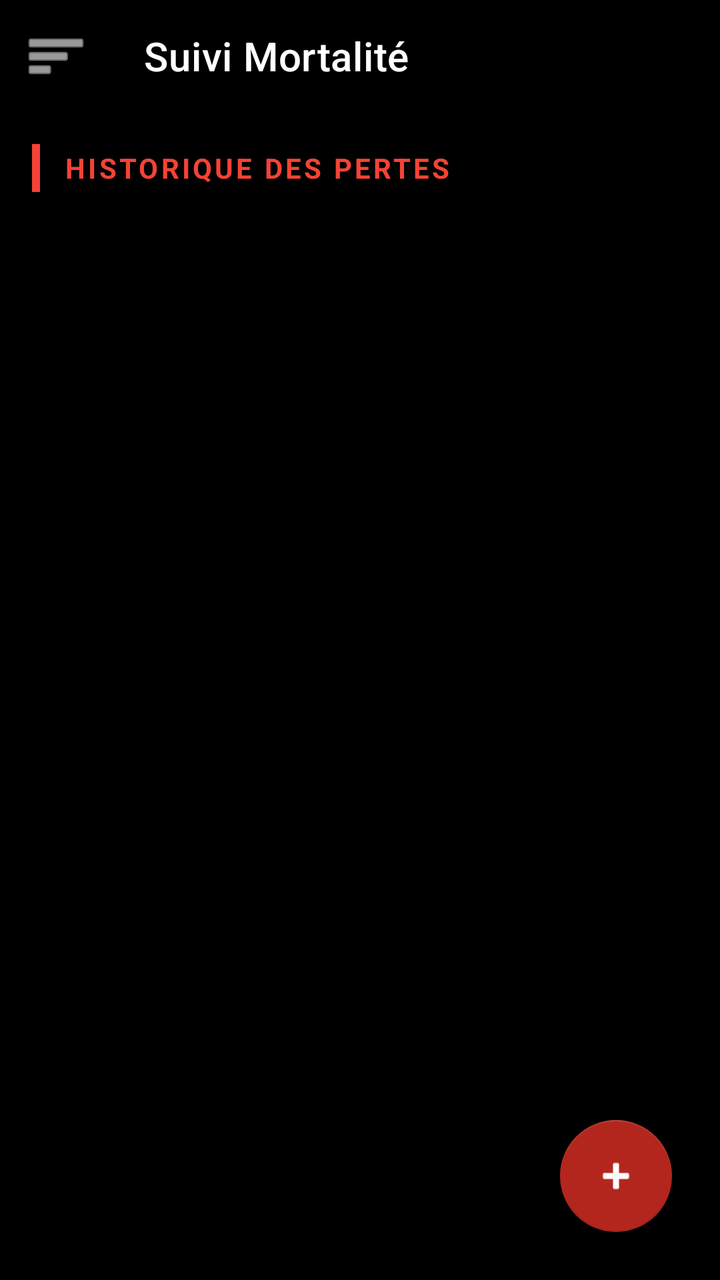
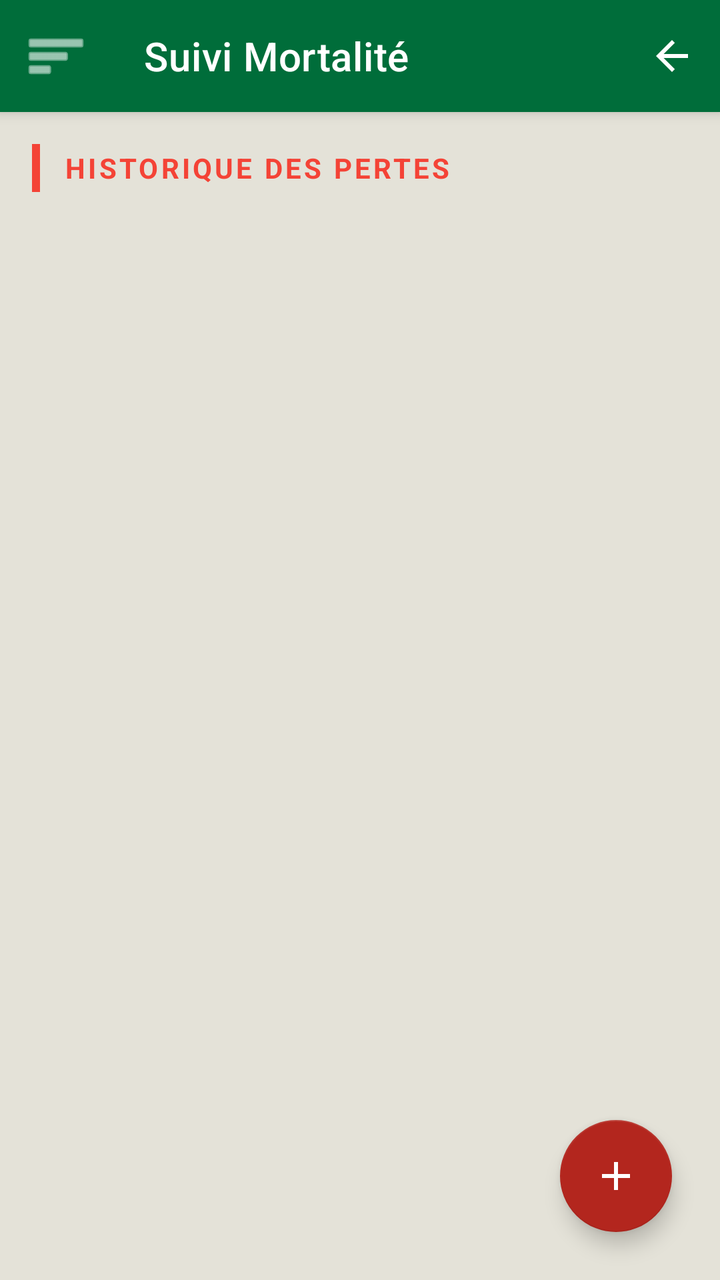

An Android layout rendered at two revisions. The XML below is the earlier revision; the diff shows what the commit changed to produce the second picture.
<!-- AndroidManifest.xml: application theme Theme.Poulailler_copilot -->
<!-- res/layout/activity_mortality.xml -->
<?xml version="1.0" encoding="utf-8"?>
<androidx.drawerlayout.widget.DrawerLayout xmlns:android="http://schemas.android.com/apk/res/android"
    xmlns:app="http://schemas.android.com/apk/res-auto"
    xmlns:tools="http://schemas.android.com/tools"
    android:id="@+id/drawerLayout"
    android:layout_width="match_parent"
    android:layout_height="match_parent"
    android:background="@color/black">

    <androidx.coordinatorlayout.widget.CoordinatorLayout
        android:layout_width="match_parent"
        android:layout_height="match_parent">

        <com.google.android.material.appbar.AppBarLayout
            android:layout_width="match_parent"
            android:layout_height="wrap_content"
            android:background="@color/black">
            <com.google.android.material.appbar.MaterialToolbar
                android:id="@+id/toolbar"
                android:layout_width="match_parent"
                android:layout_height="?attr/actionBarSize"
                app:title="Suivi Mortalité"
                app:titleTextColor="@color/white"
                app:navigationIcon="@android:drawable/ic_menu_sort_by_size"
                app:navigationIconTint="@color/white" />
        </com.google.android.material.appbar.AppBarLayout>

        <androidx.core.widget.NestedScrollView
            android:layout_width="match_parent"
            android:layout_height="match_parent"
            app:layout_behavior="@string/appbar_scrolling_view_behavior">

            <LinearLayout
                android:layout_width="match_parent"
                android:layout_height="wrap_content"
                android:orientation="vertical"
                android:padding="16dp">

                <LinearLayout
                    android:layout_width="match_parent"
                    android:layout_height="wrap_content"
                    android:orientation="horizontal"
                    android:gravity="center_vertical"
                    android:layout_marginBottom="16dp">
                    <View
                        android:layout_width="4dp"
                        android:layout_height="24dp"
                        android:background="#F44336" />
                    <TextView
                        android:layout_width="wrap_content"
                        android:layout_height="wrap_content"
                        android:text="HISTORIQUE DES PERTES"
                        android:textColor="#F44336"
                        android:textSize="14sp"
                        android:textStyle="bold"
                        android:layout_marginStart="12dp"
                        android:letterSpacing="0.1" />
                </LinearLayout>

                <androidx.recyclerview.widget.RecyclerView
                    android:id="@+id/rvMortalityHistory"
                    android:layout_width="match_parent"
                    android:layout_height="wrap_content"
                    android:nestedScrollingEnabled="false"
                    tools:listitem="@layout/item_mortality" />

                <com.google.android.material.button.MaterialButton
                    android:id="@+id/btnShowMore"
                    android:layout_width="wrap_content"
                    android:layout_height="wrap_content"
                    android:layout_gravity="center_horizontal"
                    android:text="Afficher plus"
                    android:textColor="#87CEEB"
                    style="@style/Widget.MaterialComponents.Button.TextButton"
                    android:visibility="gone" />

                <View
                    android:layout_width="match_parent"
                    android:layout_height="100dp" />

            </LinearLayout>
        </androidx.core.widget.NestedScrollView>

        <com.google.android.material.floatingactionbutton.FloatingActionButton
            android:id="@+id/fabAddMortality"
            android:layout_width="wrap_content"
            android:layout_height="wrap_content"
            android:layout_gravity="bottom|end"
            android:layout_margin="24dp"
            android:src="@android:drawable/ic_input_add"
            app:backgroundTint="@color/error"
            app:tint="@color/white"
            android:contentDescription="Signaler une mortalité" />

    </androidx.coordinatorlayout.widget.CoordinatorLayout>

    <com.google.android.material.navigation.NavigationView
        android:id="@+id/navigationView"
        android:layout_width="wrap_content"
        android:layout_height="match_parent"
        android:layout_gravity="start"
        android:background="@color/surface"
        app:headerLayout="@layout/nav_header"
        app:itemIconTint="@color/text_secondary"
        app:itemTextColor="@color/text_primary"
        app:menu="@menu/drawer_menu" />

</androidx.drawerlayout.widget.DrawerLayout>
<!-- res/layout/item_mortality.xml (included above) -->
<?xml version="1.0" encoding="utf-8"?>
<com.google.android.material.card.MaterialCardView xmlns:android="http://schemas.android.com/apk/res/android"
    xmlns:app="http://schemas.android.com/apk/res-auto"
    android:layout_width="match_parent"
    android:layout_height="wrap_content"
    android:layout_marginBottom="8dp"
    app:cardBackgroundColor="@color/surface"
    app:cardCornerRadius="8dp"
    app:strokeColor="@color/off_white"
    app:strokeWidth="1dp">

    <LinearLayout
        android:layout_width="match_parent"
        android:layout_height="wrap_content"
        android:orientation="horizontal"
        android:padding="12dp"
        android:gravity="center_vertical">

        <LinearLayout
            android:layout_width="0dp"
            android:layout_height="wrap_content"
            android:layout_weight="1"
            android:orientation="vertical">

            <TextView
                android:id="@+id/tvDate"
                android:layout_width="wrap_content"
                android:layout_height="wrap_content"
                android:textColor="@color/text_secondary"
                android:textSize="12sp"
                android:text="Date"/>

            <TextView
                android:id="@+id/tvCount"
                android:layout_width="wrap_content"
                android:layout_height="wrap_content"
                android:textColor="@color/text_primary"
                android:textSize="18sp"
                android:textStyle="bold"
                android:text="0 Poules"/>

            <TextView
                android:id="@+id/tvCause"
                android:layout_width="wrap_content"
                android:layout_height="wrap_content"
                android:textColor="#F44336"
                android:textSize="14sp"
                android:textStyle="italic"
                android:text="Cause"
                android:visibility="gone"/>
        </LinearLayout>

        <ImageView
            android:layout_width="24dp"
            android:layout_height="24dp"
            android:src="@drawable/ic_delete"
            app:tint="#F44336"
            android:contentDescription="Icône perte" />

    </LinearLayout>
</com.google.android.material.card.MaterialCardView>
<!-- res/layout/nav_header.xml (included above) -->
<?xml version="1.0" encoding="utf-8"?>
<LinearLayout xmlns:android="http://schemas.android.com/apk/res/android"
    xmlns:app="http://schemas.android.com/apk/res-auto"
    android:layout_width="match_parent"
    android:layout_height="wrap_content"
    android:background="@drawable/bg_nav_header"
    android:gravity="start"
    android:orientation="vertical"
    android:paddingHorizontal="20dp"
    android:paddingTop="28dp"
    android:paddingBottom="20dp">

    <com.google.android.material.card.MaterialCardView
        android:layout_width="72dp"
        android:layout_height="72dp"
        app:cardCornerRadius="36dp"
        app:cardElevation="4dp"
        app:strokeColor="@color/white"
        app:strokeWidth="2dp">

        <ImageView
            android:layout_width="match_parent"
            android:layout_height="match_parent"
            android:scaleType="centerCrop"
            android:src="@drawable/poule_pondeuse"
            android:contentDescription="@string/profile_picture_desc" />

    </com.google.android.material.card.MaterialCardView>

    <TextView
        android:id="@+id/tvUsername"
        android:layout_width="match_parent"
        android:layout_height="wrap_content"
        android:layout_marginTop="14dp"
        android:text="@string/default_username"
        android:textColor="@color/white"
        android:textSize="19sp"
        android:textStyle="bold" />

    <TextView
        android:id="@+id/tvFarmNameNav"
        android:layout_width="match_parent"
        android:layout_height="wrap_content"
        android:layout_marginTop="2dp"
        android:alpha="0.85"
        android:text="@string/default_farm_name_nav"
        android:textColor="@color/white"
        android:textSize="14sp" />

    <TextView
        android:id="@+id/tvUserRole"
        android:layout_width="wrap_content"
        android:layout_height="wrap_content"
        android:layout_marginTop="10dp"
        android:background="@drawable/bg_role_chip"
        android:paddingHorizontal="10dp"
        android:paddingVertical="3dp"
        android:text="@string/role_label"
        android:textColor="@color/primary_variant"
        android:textSize="11sp"
        android:textStyle="bold" />

    <TextView
        android:id="@+id/tvAppVersion"
        android:layout_width="wrap_content"
        android:layout_height="wrap_content"
        android:layout_marginTop="10dp"
        android:alpha="0.7"
        android:text="v1.0.0"
        android:textColor="@color/white"
        android:textSize="10sp" />
</LinearLayout>
<!-- resources referenced by this layout -->
<resources>
  <color name="black">#FF000000</color>
  <color name="error">#B3261E</color>
  <color name="off_white">#E4E2D8</color>
  <color name="primary_variant">#004D22</color>
  <color name="surface">#F3F1EA</color>
  <color name="text_primary">#1C1B1F</color>
  <color name="text_secondary">#49454F</color>
  <color name="white">#FFFFFFFF</color>
  <!-- drawable bg_nav_header (drawable) -->
  <?xml version="1.0" encoding="utf-8"?>
  <shape xmlns:android="http://schemas.android.com/apk/res/android">
      <gradient
          android:angle="135"
          android:startColor="@color/primary"
          android:endColor="@color/primary_variant" />
  </shape>
  <!-- drawable bg_role_chip (drawable) -->
  <?xml version="1.0" encoding="utf-8"?>
  <shape xmlns:android="http://schemas.android.com/apk/res/android">
      <solid android:color="@color/accent_amber" />
      <corners android:radius="12dp" />
  </shape>
  <!-- drawable ic_delete (drawable) -->
  <vector xmlns:android="http://schemas.android.com/apk/res/android"
      android:width="24dp"
      android:height="24dp"
      android:viewportWidth="24"
      android:viewportHeight="24">
      <path
          android:fillColor="#000000"
          android:pathData="M6,19c0,1.1 0.9,2 2,2h8c1.1,0 2,-0.9 2,-2V7H6V19z M19,4h-3.5l-1,-1h-5l-1,1H5v2h14V4z"/>
  </vector>
  <string name="default_farm_name_nav">Ma Ferme</string>
  <string name="default_username">Utilisateur</string>
  <string name="profile_picture_desc">Photo de profil</string>
  <string name="role_label">Rôle</string>
  <color name="primary">#006D3A</color>
  <color name="accent_amber">#FFB300</color>
  <color name="secondary">#43A047</color>
  <color name="secondary_variant">#2E7D32</color>
  <color name="background">@color/off_white</color>
  <style name="Widget.App.CardView" parent="Widget.MaterialComponents.CardView">
          <item name="cardElevation">2dp</item>
          <item name="cardCornerRadius">16dp</item>
          <item name="cardBackgroundColor">@color/surface</item>
          <item name="strokeWidth">0dp</item>
      </style>
  <style name="ShapeAppearance.App.LargeComponent" parent="ShapeAppearance.MaterialComponents.LargeComponent">
          <item name="cornerFamily">rounded</item>
          <item name="cornerSize">16dp</item>
      </style>
  <style name="ThemeOverlay.App.MaterialAlertDialog" parent="ThemeOverlay.MaterialComponents.MaterialAlertDialog">
          <item name="colorSurface">@color/surface</item>
          <item name="colorOnSurface">@color/text_primary</item>
          <item name="android:textColorPrimary">@color/text_primary</item>
      </style>
  <!-- unchanged entries left out for length: 2 -->
</resources>

<!-- the commit's change to res/layout/activity_mortality.xml (unified diff, before → after) -->
@@ -5,7 +5,7 @@
     android:id="@+id/drawerLayout"
     android:layout_width="match_parent"
     android:layout_height="match_parent"
-    android:background="@color/black">
+    >
 
     <androidx.coordinatorlayout.widget.CoordinatorLayout
         android:layout_width="match_parent"
@@ -14,7 +14,7 @@
         <com.google.android.material.appbar.AppBarLayout
             android:layout_width="match_parent"
             android:layout_height="wrap_content"
-            android:background="@color/black">
+            >
             <com.google.android.material.appbar.MaterialToolbar
                 android:id="@+id/toolbar"
                 android:layout_width="match_parent"
@@ -22,7 +22,21 @@
                 app:title="Suivi Mortalité"
                 app:titleTextColor="@color/white"
                 app:navigationIcon="@android:drawable/ic_menu_sort_by_size"
-                app:navigationIconTint="@color/white" />
+                app:navigationIconTint="@color/white">
+
+                <ImageView
+                    android:id="@+id/ivBackToDashboard"
+                    android:layout_width="48dp"
+                    android:layout_height="48dp"
+                    android:layout_gravity="end|center_vertical"
+                    android:background="?attr/selectableItemBackgroundBorderless"
+                    android:clickable="true"
+                    android:contentDescription="@string/dashboard_title"
+                    android:focusable="true"
+                    android:padding="12dp"
+                    android:src="@drawable/ic_back"
+                    app:tint="@color/white" />
+            </com.google.android.material.appbar.MaterialToolbar>
         </com.google.android.material.appbar.AppBarLayout>
 
         <androidx.core.widget.NestedScrollView
@@ -87,7 +101,7 @@
             android:layout_height="wrap_content"
             android:layout_gravity="bottom|end"
             android:layout_margin="24dp"
-            android:src="@android:drawable/ic_input_add"
+            android:src="@drawable/ic_add"
             app:backgroundTint="@color/error"
             app:tint="@color/white"
             android:contentDescription="Signaler une mortalité" />
<!-- resource entries referenced after the edit -->
@@ -1,6 +1,5 @@
 <!-- resources referenced by this layout -->
 <resources>
-  <color name="black">#FF000000</color>
   <color name="error">#B3261E</color>
   <color name="off_white">#E4E2D8</color>
   <color name="primary_variant">#004D22</color>
@@ -22,6 +21,26 @@
       <solid android:color="@color/accent_amber" />
       <corners android:radius="12dp" />
   </shape>
+  <!-- drawable ic_add (drawable) -->
+  <vector xmlns:android="http://schemas.android.com/apk/res/android"
+      android:width="24dp"
+      android:height="24dp"
+      android:viewportWidth="24"
+      android:viewportHeight="24">
+      <path
+          android:fillColor="#000000"
+          android:pathData="M19,13h-6v6h-2v-6H5v-2h6V5h2v6h6z"/>
+  </vector>
+  <!-- drawable ic_back (drawable) -->
+  <vector xmlns:android="http://schemas.android.com/apk/res/android"
+      android:width="24dp"
+      android:height="24dp"
+      android:viewportWidth="24"
+      android:viewportHeight="24">
+      <path
+          android:fillColor="#000000"
+          android:pathData="M20,11H7.83l5.59,-5.59L12,4l-8,8 8,8 1.41,-1.41L7.83,13H20z"/>
+  </vector>
   <!-- drawable ic_delete (drawable) -->
   <vector xmlns:android="http://schemas.android.com/apk/res/android"
       android:width="24dp"
@@ -32,6 +51,7 @@
           android:fillColor="#000000"
           android:pathData="M6,19c0,1.1 0.9,2 2,2h8c1.1,0 2,-0.9 2,-2V7H6V19z M19,4h-3.5l-1,-1h-5l-1,1H5v2h14V4z"/>
   </vector>
+  <string name="dashboard_title">Tableau de Bord</string>
   <string name="default_farm_name_nav">Ma Ferme</string>
   <string name="default_username">Utilisateur</string>
   <string name="profile_picture_desc">Photo de profil</string>
